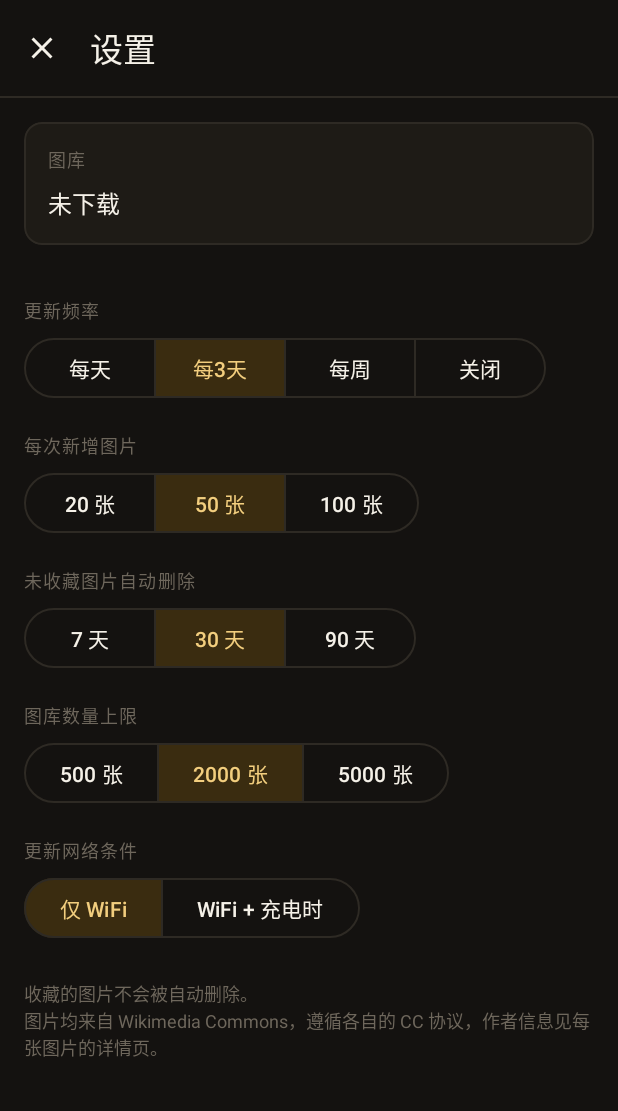
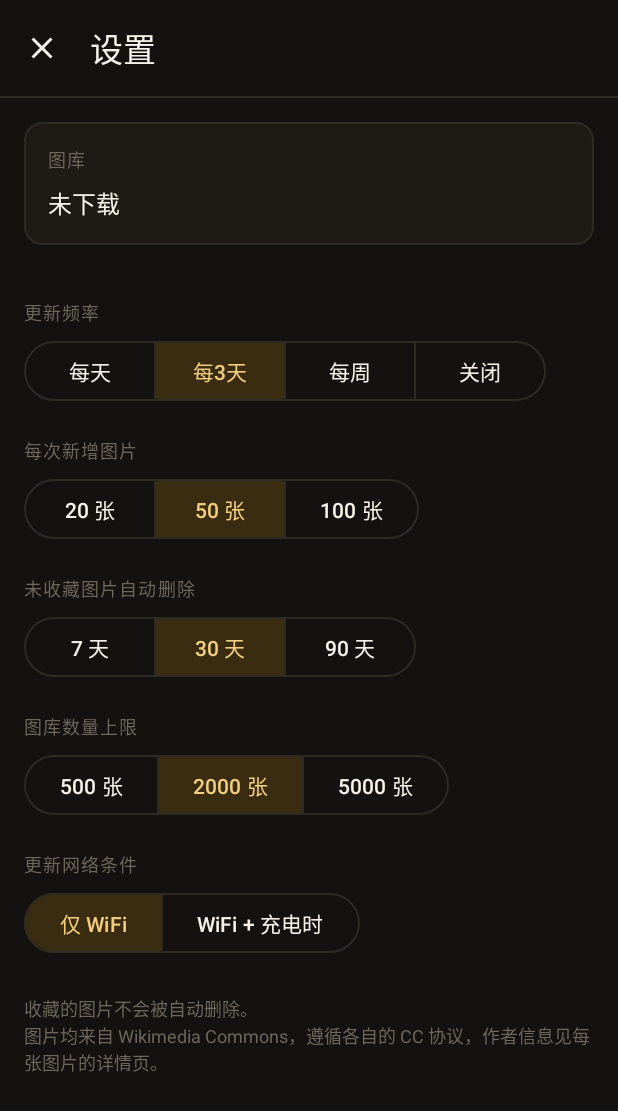
Before and after one commit to MatikaneMeika/pose-mirror-android, an Android app: the SettingsActivity screen opened directly, with no data from a screen before it, on a phone screen of 412 x 824 dp. Shown: the top 1111 px of the screen. Run offline under Robolectric (Android 15) with nearby library versions, the light colour scheme and no system bars; network calls fail; pictures from the network do not load.

Commit message:
fix: ResultsAdapter ctx ordering compile error; px->dp in PrefsForm/dialog; harden CI fake-index push

```diff
--- a/app/src/main/java/com/posemirror/app/ui/FirstLaunchDialog.kt
+++ b/app/src/main/java/com/posemirror/app/ui/FirstLaunchDialog.kt
@@ -29,14 +29,16 @@ class FirstLaunchDialog : DialogFragment() {
         val form = PrefsForm(ctx)
         form.applySettings(AppPrefs.Settings()) // defaults pre-selected
 
+        val density = ctx.resources.displayMetrics.density
+        fun dp(v: Int): Int = (v * density).toInt()
         val body = LinearLayout(ctx).apply {
             orientation = LinearLayout.VERTICAL
-            setPadding(48, 8, 48, 8)
+            setPadding(dp(8), dp(4), dp(8), dp(4))
             addView(TextView(ctx).apply {
                 text = getString(R.string.firstlaunch_intro)
                 textSize = 14f
                 setTextColor(ContextCompat.getColor(ctx, R.color.muted))
-                setPadding(0, 0, 0, 8)
+                setPadding(0, 0, 0, dp(8))
             })
             addView(form.root)
         }
--- a/app/src/main/java/com/posemirror/app/ui/PrefsForm.kt
+++ b/app/src/main/java/com/posemirror/app/ui/PrefsForm.kt
@@ -57,12 +57,14 @@ class PrefsForm(context: Context) {
 
     private fun addGroup(title: String, labels: List<String>): MaterialButtonToggleGroup {
         val ctx = root.context
+        val density = ctx.resources.displayMetrics.density
+        fun dp(v: Int): Int = (v * density).toInt()
         root.addView(TextView(ctx).apply {
             text = title
             textSize = 12f
             letterSpacing = 0.06f
             setTextColor(ContextCompat.getColor(ctx, R.color.faint))
-            setPadding(0, 28, 0, 8)
+            setPadding(0, dp(20), 0, dp(6))
         })
         val group = MaterialButtonToggleGroup(ctx).apply {
             isSingleSelection = true
@@ -78,7 +80,7 @@ class PrefsForm(context: Context) {
                     textSize = 14f
                     id = View.generateViewId()
                     minimumWidth = 0
-                    setPadding(36, 0, 36, 0)
+                    setPadding(dp(24), 0, dp(24), 0)
                 }
             )
         }
--- a/app/src/main/java/com/posemirror/app/ui/ResultsAdapter.kt
+++ b/app/src/main/java/com/posemirror/app/ui/ResultsAdapter.kt
@@ -64,6 +64,7 @@ class ResultsAdapter : RecyclerView.Adapter<ResultsAdapter.Holder>() {
         holder.star.visibility = if (pinned) View.VISIBLE else View.GONE
         // Instant favorite feedback: a quick pop only on the pin transition,
         // never on routine rebinds (the grid refreshes several times/second).
+        val ctx = holder.itemView.context
         if (pinned && !holder.wasPinned && Motion.enabled(ctx)) {
             holder.star.scaleX = 0.6f
             holder.star.scaleY = 0.6f
@@ -80,7 +81,6 @@ class ResultsAdapter : RecyclerView.Adapter<ResultsAdapter.Holder>() {
             true
         }
 
-        val ctx = holder.itemView.context
         if (introArmed && position !in introPlayed && Motion.enabled(ctx)) {
             introPlayed.add(position)
             holder.itemView.alpha = 0f
```
Also changed, not shown: 1 other file.
